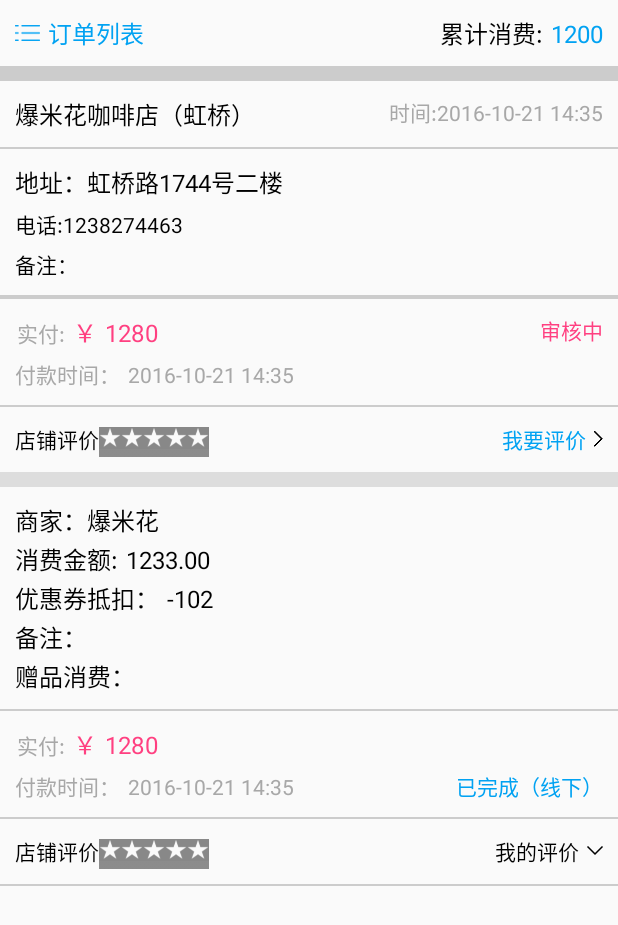
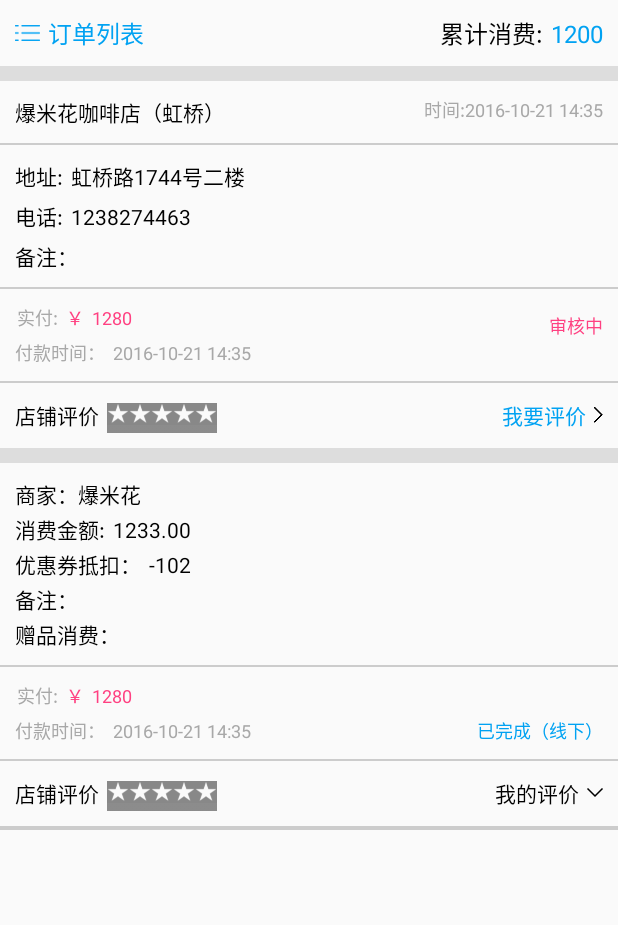
Before and after one commit to zhangergou/ThreePomelo01, an Android app: the layout item_my_order.xml on its own in the app's theme, with its tools: preview values and no code run, on a phone screen of 412 x 824 dp. Shown: the top 925 px of the screen. Run offline under Robolectric (Android 15) with nearby library versions, the phone set to English and light mode, and no system bars.

Commit message:
我的订单页面跳转到，我要评价页面；点击我的评价，展开评价列表（孟）

```diff
--- a/app/src/main/res/layout/item_my_order.xml
+++ b/app/src/main/res/layout/item_my_order.xml
@@ -55,7 +55,7 @@
             </RelativeLayout>
             <View
                 android:layout_width="match_parent"
-                android:background="@color/grayFour"
+                android:background="@color/graySex"
                 android:layout_height="10dp"/>
             <RelativeLayout
                 android:padding="10dp"
@@ -67,7 +67,7 @@
                     android:layout_height="wrap_content">
                     <TextView
                         android:text="爆米花咖啡店（虹桥）"
-                        android:textSize="16sp"
+                        android:textSize="14sp"
                         android:textColor="@color/black"
                         android:layout_width="wrap_content"
                         android:layout_height="wrap_content" />
@@ -78,13 +78,13 @@
                     android:layout_height="wrap_content">
                     <TextView
                         android:text="时间:"
-                        android:textSize="14sp"
+                        android:textSize="12sp"
                         android:textColor="@color/tabTextColor"
                         android:layout_width="wrap_content"
                         android:layout_height="wrap_content" />
                     <TextView
                         android:text="2016-10-21 14:35"
-                        android:textSize="14sp"
+                        android:textSize="12sp"
                         android:textColor="@color/tabTextColor"
                         android:layout_width="wrap_content"
                         android:layout_height="wrap_content" />
@@ -99,19 +99,44 @@
                 android:orientation="vertical"
                 android:layout_width="match_parent"
                 android:layout_height="wrap_content">
-                <TextView
-                    android:text="地址：虹桥路1744号二楼"
-                    android:textSize="16sp"
-                    android:textColor="@color/black"
+                <LinearLayout
+                    android:orientation="horizontal"
                     android:layout_width="wrap_content"
-                    android:layout_height="wrap_content" />
-                <TextView
-                    android:text="电话:1238274463"
+                    android:layout_height="wrap_content">
+                    <TextView
+                        android:text="地址:"
+                        android:textSize="14sp"
+                        android:textColor="@color/black"
+                        android:layout_width="wrap_content"
+                        android:layout_height="wrap_content" />
+                    <TextView
+                        android:layout_marginLeft="5dp"
+                        android:text="虹桥路1744号二楼"
+                        android:textSize="14sp"
+                        android:textColor="@color/black"
+                        android:layout_width="wrap_content"
+                        android:layout_height="wrap_content" />
+                </LinearLayout>
+                <LinearLayout
+                    android:orientation="horizontal"
+                    android:layout_width="wrap_content"
+                    android:layout_height="wrap_content">
+                    <TextView
+                    android:text="电话:"
                     android:textSize="14sp"
                     android:layout_marginTop="5dp"
                     android:textColor="@color/black"
                     android:layout_width="wrap_content"
                     android:layout_height="wrap_content" />
+                    <TextView
+                        android:layout_marginLeft="5dp"
+                        android:text="1238274463"
+                        android:textSize="14sp"
+                        android:layout_marginTop="5dp"
+                        android:textColor="@color/black"
+                        android:layout_width="wrap_content"
+                        android:layout_height="wrap_content" />
+                </LinearLayout>
                 <TextView
                     android:text="备注："
                     android:textSize="14sp"
@@ -120,10 +145,6 @@
                     android:layout_width="wrap_content"
                     android:layout_height="wrap_content" />
             </LinearLayout>
-            <View
-                android:layout_width="match_parent"
-                android:background="@color/grayFour"
-                android:layout_height="1dp"/>
             <View
                 android:layout_width="match_parent"
                 android:background="@color/grayFour"
@@ -143,20 +164,20 @@
                         <TextView
                             android:text="实付:"
                             android:layout_marginLeft="1dp"
-                            android:textSize="14sp"
+                            android:textSize="12sp"
                             android:textColor="@color/tabTextColor"
                             android:layout_width="wrap_content"
                             android:layout_height="wrap_content" />
                         <TextView
                             android:text="￥"
-                            android:textSize="16sp"
+                            android:textSize="12sp"
                             android:layout_marginLeft="5dp"
                             android:textColor="@color/colorAccent"
                             android:layout_width="wrap_content"
                             android:layout_height="wrap_content" />
                         <TextView
                             android:text="1280"
-                            android:textSize="16sp"
+                            android:textSize="12sp"
                             android:layout_marginLeft="5dp"
                             android:textColor="@color/colorAccent"
                             android:layout_width="wrap_content"
@@ -169,7 +190,7 @@
                         android:layout_height="wrap_content">
                         <TextView
                             android:text="付款时间："
-                            android:textSize="14sp"
+                            android:textSize="12sp"
                             android:textColor="@color/tabTextColor"
                             android:layout_width="wrap_content"
                             android:layout_height="wrap_content" />
@@ -177,7 +198,7 @@
                             android:layout_marginLeft="5dp"
                             android:text="2016-10-21 14:35"
                             android:textColor="@color/tabTextColor"
-                            android:textSize="14sp"
+                            android:textSize="12sp"
                             android:layout_width="wrap_content"
                             android:layout_height="wrap_content" />
                     </LinearLayout>
@@ -185,9 +206,10 @@
                 <TextView
                     android:textColor="@color/colorAccent"
                     android:text="审核中"
+                    android:layout_marginTop="5dp"
                     android:layout_gravity="center"
                     android:gravity="center"
-                    android:textSize="14sp"
+                    android:textSize="12sp"
                     android:layout_width="wrap_content"
                     android:layout_height="wrap_content"
                     android:layout_alignParentRight="true"
@@ -214,6 +236,7 @@
                         android:layout_width="wrap_content"
                         android:layout_height="wrap_content" />
                     <RatingBar
+                        android:layout_marginLeft="5dp"
                         android:layout_marginTop="3dp"
                         style="@style/roomRatingBar"
                         android:numStars="5"
@@ -255,7 +278,7 @@
                 android:layout_height="wrap_content">
                 <TextView
                     android:text="商家：爆米花"
-                    android:textSize="16sp"
+                    android:textSize="14sp"
                     android:textColor="@color/black"
                     android:layout_width="wrap_content"
                     android:layout_height="wrap_content" />
@@ -267,7 +290,7 @@
                     android:layout_height="wrap_content">
                     <TextView
                         android:text="消费金额:"
-                        android:textSize="16sp"
+                        android:textSize="14sp"
                         android:textColor="@color/black"
                         android:layout_width="wrap_content"
                         android:layout_height="wrap_content" />
@@ -275,7 +298,7 @@
                         android:id="@+id/tv"
                         android:text="1233.00"
                         android:layout_marginLeft="5dp"
-                        android:textSize="16sp"
+                        android:textSize="14sp"
                         android:textColor="@color/black"
                         android:layout_width="wrap_content"
                         android:layout_height="wrap_content" />
@@ -287,13 +310,13 @@
                     android:layout_height="wrap_content">
                     <TextView
                         android:text="优惠券抵扣："
-                        android:textSize="16sp"
+                        android:textSize="14sp"
                         android:textColor="@color/black"
                         android:layout_width="wrap_content"
                         android:layout_height="wrap_content" />
                     <TextView
                         android:text="-102"
-                        android:textSize="16sp"
+                        android:textSize="14sp"
                         android:layout_marginLeft="5dp"
                         android:textColor="@color/black"
                         android:layout_width="wrap_content"
@@ -302,14 +325,14 @@
                 <TextView
                     android:layout_marginTop="2dp"
                     android:text="备注："
-                    android:textSize="16sp"
+                    android:textSize="14sp"
                     android:textColor="@color/black"
                     android:layout_width="wrap_content"
                     android:layout_height="wrap_content" />
                 <TextView
                     android:layout_marginTop="2dp"
                     android:text="赠品消费："
-                    android:textSize="16sp"
+                    android:textSize="14sp"
                     android:textColor="@color/black"
                     android:layout_width="wrap_content"
                     android:layout_height="wrap_content" />
@@ -334,20 +357,20 @@
                         <TextView
                             android:text="实付:"
                             android:layout_marginLeft="1dp"
-                            android:textSize="14sp"
+                            android:textSize="12sp"
                             android:textColor="@color/tabTextColor"
                             android:layout_width="wrap_content"
                             android:layout_height="wrap_content" />
                         <TextView
                             android:text="￥"
-                            android:textSize="16sp"
+                            android:textSize="12sp"
                             android:layout_marginLeft="5dp"
                             android:textColor="@color/colorAccent"
                             android:layout_width="wrap_content"
                             android:layout_height="wrap_content" />
                         <TextView
                             android:text="1280"
-                            android:textSize="16sp"
+                            android:textSize="12sp"
                             android:layout_marginLeft="5dp"
                             android:textColor="@color/colorAccent"
                             android:layout_width="wrap_content"
@@ -360,7 +383,7 @@
                         android:layout_height="wrap_content">
                         <TextView
                             android:text="付款时间："
-                            android:textSize="14sp"
+                            android:textSize="12sp"
                             android:textColor="@color/tabTextColor"
                             android:layout_width="wrap_content"
                             android:layout_height="wrap_content" />
@@ -368,7 +391,7 @@
                             android:layout_marginLeft="5dp"
                             android:text="2016-10-21 14:35"
                             android:textColor="@color/tabTextColor"
-                            android:textSize="14sp"
+                            android:textSize="12sp"
                             android:layout_width="wrap_content"
                             android:layout_height="wrap_content" />
                     </LinearLayout>
@@ -377,7 +400,7 @@
                     android:textColor="@color/blueTabText"
                     android:text=" 已完成（线下）"
                     android:gravity="center"
-                    android:textSize="14sp"
+                    android:textSize="12sp"
                     android:layout_width="wrap_content"
                     android:layout_height="wrap_content"
                     android:layout_alignBottom="@+id/linearlayout"
@@ -405,6 +428,7 @@
                         android:layout_width="wrap_content"
                         android:layout_height="wrap_content" />
                     <RatingBar
+                        android:layout_marginLeft="5dp"
                         android:layout_marginTop="3dp"
                         style="@style/roomRatingBar"
                         android:numStars="5"
@@ -449,10 +473,11 @@
                 <TextView
                     android:text="我的用户名"
                     android:textColor="@color/black"
-                    android:textSize="16sp"
+                    android:textSize="14sp"
                     android:layout_width="wrap_content"
                     android:layout_height="wrap_content" />
                 <LinearLayout
+                    android:layout_marginTop="5dp"
                     android:orientation="horizontal"
                     android:layout_width="match_parent"
                     android:layout_height="wrap_content">
@@ -474,7 +499,8 @@
                         android:layout_height="wrap_content" />
                 </LinearLayout>
                 <TextView
-                    android:textSize="16sp"
+                    android:layout_marginTop="5dp"
+                    android:textSize="14sp"
                     android:textColor="@color/black"
                     android:text="在这家店吃的生日餐很棒！吃的饱饱的，环境和菜品都很棒！"
                     android:layout_width="wrap_content"
@@ -484,6 +510,10 @@
                     android:layout_width="wrap_content"
                     android:layout_height="wrap_content" />
             </LinearLayout>
+            <View
+                android:layout_width="match_parent"
+                android:background="@color/grayFour"
+                android:layout_height="1dp"/>
         </LinearLayout>
     </ScrollView>
 
--- a/app/src/main/res/values/styles.xml
+++ b/app/src/main/res/values/styles.xml
@@ -54,10 +54,8 @@
         <item name="android:windowExitAnimation">@anim/actionsheet_dialog_out</item>
     </style>
     <style name="roomRatingBar" parent="@android:style/Widget.RatingBar">
-
         <item name="android:progressDrawable">@drawable/room_rating_bar</item>
         <item name="android:minHeight">20dp</item>
         <item name="android:maxHeight">20dp</item>
     </style>
-
 </resources>
```
Also changed, not shown: app/src/main/java/com/weixingwang/threepomelo/activity/MyOrderEvaluateActivity.java (+8 -1 lines), app/src/main/res/layout/activity_my_order_evaluate.xml (+23 -27 lines).
